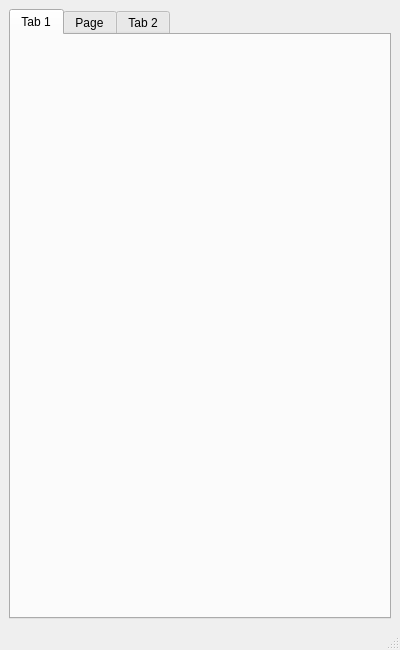
Qt form calculator/ui/calculator.ui (HaRobin/Calculator) before a commit.
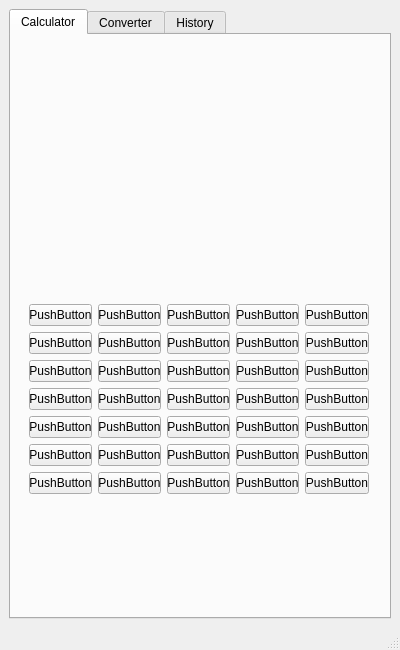
The same form after that commit. The open tabs and pages were chosen to show the change.

Commit message: UI : addition of stacked widget with its button on the calculator tab

```diff
--- a/calculator/ui/calculator.ui
+++ b/calculator/ui/calculator.ui
@@ -34,28 +34,444 @@
         <string/>
        </property>
        <attribute name="title">
-        <string>Tab 1</string>
+        <string>Calculator</string>
        </attribute>
-       <widget class="QWidget" name="gridLayoutWidget">
+       <widget class="QPushButton" name="pushButton_12">
+        <property name="geometry">
+         <rect>
+          <x>394</x>
+          <y>350</y>
+          <width>85</width>
+          <height>24</height>
+         </rect>
+        </property>
+        <property name="text">
+         <string>PushButton</string>
+        </property>
+       </widget>
+       <widget class="QStackedWidget" name="stackedWidget">
         <property name="geometry">
          <rect>
           <x>9</x>
-          <y>259</y>
-          <width>361</width>
-          <height>291</height>
+          <y>179</y>
+          <width>358</width>
+          <height>371</height>
          </rect>
         </property>
-        <layout class="QGridLayout" name="gridLayout_2"/>
+        <property name="currentIndex">
+         <number>0</number>
+        </property>
+        <widget class="QWidget" name="page">
+         <layout class="QGridLayout" name="gridLayout_3">
+          <item row="0" column="0">
+           <layout class="QGridLayout" name="gridLayout_2">
+            <item row="2" column="0">
+             <widget class="QPushButton" name="pushButton_5">
+              <property name="text">
+               <string>PushButton</string>
+              </property>
+             </widget>
+            </item>
+            <item row="0" column="3">
+             <widget class="QPushButton" name="pushButton_4">
+              <property name="text">
+               <string>PushButton</string>
+              </property>
+             </widget>
+            </item>
+            <item row="0" column="0">
+             <widget class="QPushButton" name="pushButton_3">
+              <property name="text">
+               <string>PushButton</string>
+              </property>
+             </widget>
+            </item>
+            <item row="0" column="2">
+             <widget class="QPushButton" name="pushButton_2">
+              <property name="text">
+               <string>PushButton</string>
+              </property>
+             </widget>
+            </item>
+            <item row="4" column="0">
+             <widget class="QPushButton" name="pushButton_8">
+              <property name="text">
+               <string>PushButton</string>
+              </property>
+             </widget>
+            </item>
+            <item row="3" column="0">
+             <widget class="QPushButton" name="pushButton_7">
+              <property name="text">
+               <string>PushButton</string>
+              </property>
+             </widget>
+            </item>
+            <item row="0" column="1">
+             <widget class="QPushButton" name="pushButton">
+              <property name="text">
+               <string>PushButton</string>
+              </property>
+             </widget>
+            </item>
+            <item row="1" column="0">
+             <widget class="QPushButton" name="pushButton_6">
+              <property name="text">
+               <string>PushButton</string>
+              </property>
+             </widget>
+            </item>
+            <item row="1" column="1">
+             <widget class="QPushButton" name="pushButton_10">
+              <property name="text">
+               <string>PushButton</string>
+              </property>
+             </widget>
+            </item>
+            <item row="1" column="2">
+             <widget class="QPushButton" name="pushButton_11">
+              <property name="text">
+               <string>PushButton</string>
+              </property>
+             </widget>
+            </item>
+            <item row="1" column="3">
+             <widget class="QPushButton" name="pushButton_9">
+              <property name="text">
+               <string>PushButton</string>
+              </property>
+             </widget>
+            </item>
+            <item row="2" column="1">
+             <widget class="QPushButton" name="pushButton_13">
+              <property name="text">
+               <string>PushButton</string>
+              </property>
+             </widget>
+            </item>
+            <item row="2" column="2">
+             <widget class="QPushButton" name="pushButton_14">
+              <property name="text">
+               <string>PushButton</string>
+              </property>
+             </widget>
+            </item>
+            <item row="2" column="3">
+             <widget class="QPushButton" name="pushButton_15">
+              <property name="text">
+               <string>PushButton</string>
+              </property>
+             </widget>
+            </item>
+            <item row="3" column="1">
+             <widget class="QPushButton" name="pushButton_16">
+              <property name="text">
+               <string>PushButton</string>
+              </property>
+             </widget>
+            </item>
+            <item row="3" column="2">
+             <widget class="QPushButton" name="pushButton_17">
+              <property name="text">
+               <string>PushButton</string>
+              </property>
+             </widget>
+            </item>
+            <item row="3" column="3">
+             <widget class="QPushButton" name="pushButton_18">
+              <property name="text">
+               <string>PushButton</string>
+              </property>
+             </widget>
+            </item>
+            <item row="4" column="1">
+             <widget class="QPushButton" name="pushButton_19">
+              <property name="text">
+               <string>PushButton</string>
+              </property>
+             </widget>
+            </item>
+            <item row="4" column="2">
+             <widget class="QPushButton" name="pushButton_20">
+              <property name="text">
+               <string>PushButton</string>
+              </property>
+             </widget>
+            </item>
+            <item row="4" column="3">
+             <widget class="QPushButton" name="pushButton_21">
+              <property name="text">
+               <string>PushButton</string>
+              </property>
+             </widget>
+            </item>
+           </layout>
+          </item>
+         </layout>
+        </widget>
+        <widget class="QWidget" name="page_2">
+         <layout class="QGridLayout" name="gridLayout_5">
+          <item row="0" column="0">
+           <layout class="QGridLayout" name="gridLayout_4">
+            <item row="4" column="3">
+             <widget class="QPushButton" name="pushButton_50">
+              <property name="text">
+               <string>PushButton</string>
+              </property>
+             </widget>
+            </item>
+            <item row="0" column="1">
+             <widget class="QPushButton" name="pushButton_27">
+              <property name="text">
+               <string>PushButton</string>
+              </property>
+             </widget>
+            </item>
+            <item row="5" column="4">
+             <widget class="QPushButton" name="pushButton_46">
+              <property name="text">
+               <string>PushButton</string>
+              </property>
+             </widget>
+            </item>
+            <item row="5" column="2">
+             <widget class="QPushButton" name="pushButton_52">
+              <property name="text">
+               <string>PushButton</string>
+              </property>
+             </widget>
+            </item>
+            <item row="6" column="5">
+             <widget class="QPushButton" name="pushButton_36">
+              <property name="text">
+               <string>PushButton</string>
+              </property>
+             </widget>
+            </item>
+            <item row="6" column="2">
+             <widget class="QPushButton" name="pushButton_53">
+              <property name="text">
+               <string>PushButton</string>
+              </property>
+             </widget>
+            </item>
+            <item row="3" column="5">
+             <widget class="QPushButton" name="pushButton_33">
+              <property name="text">
+               <string>PushButton</string>
+              </property>
+             </widget>
+            </item>
+            <item row="2" column="4">
+             <widget class="QPushButton" name="pushButton_37">
+              <property name="text">
+               <string>PushButton</string>
+              </property>
+             </widget>
+            </item>
+            <item row="4" column="5">
+             <widget class="QPushButton" name="pushButton_34">
+              <property name="text">
+               <string>PushButton</string>
+              </property>
+             </widget>
+            </item>
+            <item row="2" column="2">
+             <widget class="QPushButton" name="pushButton_39">
+              <property name="text">
+               <string>PushButton</string>
+              </property>
+             </widget>
+            </item>
+            <item row="3" column="4">
+             <widget class="QPushButton" name="pushButton_44">
+              <property name="text">
+               <string>PushButton</string>
+              </property>
+             </widget>
+            </item>
+            <item row="0" column="5">
+             <widget class="QPushButton" name="pushButton_23">
+              <property name="text">
+               <string>PushButton</string>
+              </property>
+             </widget>
+            </item>
+            <item row="0" column="3">
+             <widget class="QPushButton" name="pushButton_24">
+              <property name="text">
+               <string>PushButton</string>
+              </property>
+             </widget>
+            </item>
+            <item row="3" column="1">
+             <widget class="QPushButton" name="pushButton_41">
+              <property name="text">
+               <string>PushButton</string>
+              </property>
+             </widget>
+            </item>
+            <item row="4" column="4">
+             <widget class="QPushButton" name="pushButton_45">
+              <property name="text">
+               <string>PushButton</string>
+              </property>
+             </widget>
+            </item>
+            <item row="2" column="1">
+             <widget class="QPushButton" name="pushButton_40">
+              <property name="text">
+               <string>PushButton</string>
+              </property>
+             </widget>
+            </item>
+            <item row="6" column="1">
+             <widget class="QPushButton" name="pushButton_54">
+              <property name="text">
+               <string>PushButton</string>
+              </property>
+             </widget>
+            </item>
+            <item row="3" column="2">
+             <widget class="QPushButton" name="pushButton_42">
+              <property name="text">
+               <string>PushButton</string>
+              </property>
+             </widget>
+            </item>
+            <item row="0" column="2">
+             <widget class="QPushButton" name="pushButton_25">
+              <property name="text">
+               <string>PushButton</string>
+              </property>
+             </widget>
+            </item>
+            <item row="6" column="4">
+             <widget class="QPushButton" name="pushButton_47">
+              <property name="text">
+               <string>PushButton</string>
+              </property>
+             </widget>
+            </item>
+            <item row="6" column="3">
+             <widget class="QPushButton" name="pushButton_48">
+              <property name="text">
+               <string>PushButton</string>
+              </property>
+             </widget>
+            </item>
+            <item row="0" column="4">
+             <widget class="QPushButton" name="pushButton_22">
+              <property name="text">
+               <string>PushButton</string>
+              </property>
+             </widget>
+            </item>
+            <item row="1" column="3">
+             <widget class="QPushButton" name="pushButton_29">
+              <property name="text">
+               <string>PushButton</string>
+              </property>
+             </widget>
+            </item>
+            <item row="2" column="3">
+             <widget class="QPushButton" name="pushButton_38">
+              <property name="text">
+               <string>PushButton</string>
+              </property>
+             </widget>
+            </item>
+            <item row="4" column="2">
+             <widget class="QPushButton" name="pushButton_51">
+              <property name="text">
+               <string>PushButton</string>
+              </property>
+             </widget>
+            </item>
+            <item row="1" column="4">
+             <widget class="QPushButton" name="pushButton_30">
+              <property name="text">
+               <string>PushButton</string>
+              </property>
+             </widget>
+            </item>
+            <item row="5" column="3">
+             <widget class="QPushButton" name="pushButton_49">
+              <property name="text">
+               <string>PushButton</string>
+              </property>
+             </widget>
+            </item>
+            <item row="5" column="5">
+             <widget class="QPushButton" name="pushButton_35">
+              <property name="text">
+               <string>PushButton</string>
+              </property>
+             </widget>
+            </item>
+            <item row="2" column="5">
+             <widget class="QPushButton" name="pushButton_32">
+              <property name="text">
+               <string>PushButton</string>
+              </property>
+             </widget>
+            </item>
+            <item row="1" column="1">
+             <widget class="QPushButton" name="pushButton_26">
+              <property name="text">
+               <string>PushButton</string>
+              </property>
+             </widget>
+            </item>
+            <item row="1" column="2">
+             <widget class="QPushButton" name="pushButton_28">
+              <property name="text">
+               <string>PushButton</string>
+              </property>
+             </widget>
+            </item>
+            <item row="3" column="3">
+             <widget class="QPushButton" name="pushButton_43">
+              <property name="text">
+               <string>PushButton</string>
+              </property>
+             </widget>
+            </item>
+            <item row="1" column="5">
+             <widget class="QPushButton" name="pushButton_31">
+              <property name="text">
+               <string>PushButton</string>
+              </property>
+             </widget>
+            </item>
+            <item row="5" column="1">
+             <widget class="QPushButton" name="pushButton_88">
+              <property name="text">
+               <string>PushButton</string>
+              </property>
+             </widget>
+            </item>
+            <item row="4" column="1">
+             <widget class="QPushButton" name="pushButton_89">
+              <property name="text">
+               <string>PushButton</string>
+              </property>
+             </widget>
+            </item>
+           </layout>
+          </item>
+         </layout>
+        </widget>
        </widget>
       </widget>
       <widget class="QWidget" name="tab_3">
        <attribute name="title">
-        <string>Page</string>
+        <string>Converter</string>
        </attribute>
       </widget>
       <widget class="QWidget" name="tab_2">
        <attribute name="title">
-        <string>Tab 2</string>
+        <string>History</string>
        </attribute>
       </widget>
      </widget>
```
Left out of the diff: 6 changed lines with no effect on the pictures.
